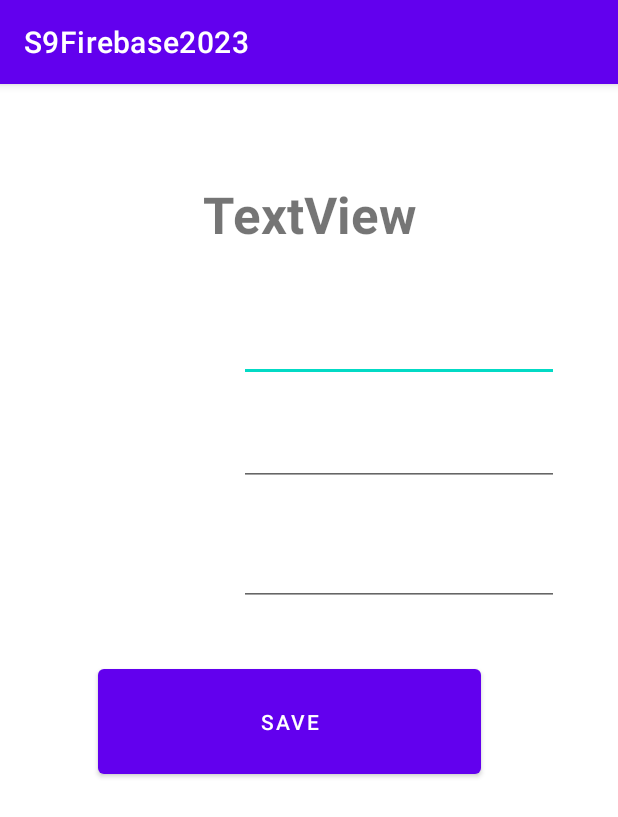
After one commit to luischang/S9Firebase202301, an Android app: the fragment CustomerFragment shown on its own in the app's theme, on a phone screen of 412 x 824 dp. The commit adds this screen. Shown: the top 817 px of the screen. Run offline under Robolectric (Android 15) with nearby library versions, the phone set to English and light mode, and no system bars; our stand-ins replace Room's generated code.

Commit message:
Added Room DB with ViewModel Pending fix Viewmodel

```diff
--- a/app/build.gradle
+++ b/app/build.gradle
@@ -48,9 +48,17 @@ dependencies {
     implementation 'androidx.lifecycle:lifecycle-viewmodel-ktx:2.4.1'
     implementation 'androidx.navigation:navigation-fragment-ktx:2.5.3'
     implementation 'androidx.navigation:navigation-ui-ktx:2.5.3'
+    implementation 'androidx.legacy:legacy-support-v4:1.0.0'
     testImplementation 'junit:junit:4.13.2'
     androidTestImplementation 'androidx.test.ext:junit:1.1.5'
     androidTestImplementation 'androidx.test.espresso:espresso-core:3.5.1'
 
     implementation platform('com.google.firebase:firebase-bom:32.0.0')
+
+    //Room
+    implementation 'androidx.room:room-runtime:2.5.2'
+    annotationProcessor 'androidx.room:room-compiler:2.5.2'
+    //kapt 'androidx.room:room-compiler:2.4.3'
+    implementation 'androidx.room:room-ktx:2.5.2'
+
 }
--- a/app/src/main/java/com/example/s9firebase2023/PrincipalActivity.kt
+++ b/app/src/main/java/com/example/s9firebase2023/PrincipalActivity.kt
@@ -37,7 +37,7 @@ class PrincipalActivity : AppCompatActivity() {
         // menu should be considered as top level destinations.
         appBarConfiguration = AppBarConfiguration(
             setOf(
-                R.id.nav_listado, R.id.nav_registro, R.id.nav_mascota
+                R.id.nav_listado, R.id.nav_registro, R.id.nav_mascota, R.id.nav_customer
             ), drawerLayout
         )
         setupActionBarWithNavController(navController, appBarConfiguration)
--- /dev/null
+++ b/app/src/main/java/com/example/s9firebase2023/database/CustomerDao.kt
@@ -0,0 +1,16 @@
+package com.example.s9firebase2023.database
+
+import androidx.lifecycle.LiveData
+import androidx.room.*
+
+@Dao
+interface CustomerDao {
+    @Insert
+    fun insert(customerEntity: CustomerEntity)
+    @Update
+    fun update(customerEntity: CustomerEntity)
+    @Delete
+    fun delete(customerEntity: CustomerEntity)
+    @Query("SELECT * FROM customer ORDER BY last_name")
+    fun getCustomerOrderByLastName(): LiveData<List<CustomerEntity>>
+}
--- /dev/null
+++ b/app/src/main/java/com/example/s9firebase2023/database/CustomerDatabase.kt
@@ -0,0 +1,32 @@
+package com.example.s9firebase2023.database
+
+import android.content.Context
+import androidx.room.Database
+import androidx.room.Room
+import androidx.room.RoomDatabase
+
+@Database(entities = [CustomerEntity::class], version = 1)
+abstract class CustomerDatabase: RoomDatabase() {
+    abstract fun customerDao(): CustomerDao
+
+    companion object{
+        private const val DATABASE_NAME="sales2023"
+        @Volatile
+        private var INSTANCE: CustomerDatabase?=null
+
+        fun getInstance(context: Context): CustomerDatabase?{
+            INSTANCE?: synchronized(this){
+                INSTANCE = Room.databaseBuilder(
+                    context.applicationContext,
+                    CustomerDatabase::class.java,
+                    DATABASE_NAME
+                ).build()
+            }
+            return INSTANCE
+        }
+
+    }
+
+
+
+}
--- /dev/null
+++ b/app/src/main/java/com/example/s9firebase2023/database/CustomerEntity.kt
@@ -0,0 +1,15 @@
+package com.example.s9firebase2023.database
+
+import androidx.room.ColumnInfo
+import androidx.room.Entity
+import androidx.room.PrimaryKey
+
+@Entity(tableName = "customer")
+data class CustomerEntity(
+    @ColumnInfo(name = "first_name") var firstName: String?,
+    @ColumnInfo(name = "last_name") var lastName: String?,
+    @ColumnInfo(name = "phone_number")var phoneNumber: String?
+){
+    @PrimaryKey(autoGenerate = true)
+    @ColumnInfo(name = "customer_id") var customerId: Int = 0
+}
--- /dev/null
+++ b/app/src/main/java/com/example/s9firebase2023/database/CustomerRepository.kt
@@ -0,0 +1,31 @@
+package com.example.s9firebase2023.database
+
+import android.app.Application
+import android.os.AsyncTask
+import androidx.lifecycle.LiveData
+import androidx.lifecycle.MutableLiveData
+
+class CustomerRepository(application: Application) {
+    private val customerDao: CustomerDao?
+        = CustomerDatabase.getInstance(application)?.customerDao()
+
+    fun insert(customerEntity: CustomerEntity){
+        if(customerDao!=null)
+            InsertAsyncTask(customerDao).execute(customerEntity)
+    }
+    fun getCustomers(): LiveData<List<CustomerEntity>>{
+        return customerDao?.getCustomerOrderByLastName()?:MutableLiveData()
+    }
+
+    private class InsertAsyncTask
+        (private val customerDao: CustomerDao):AsyncTask<CustomerEntity,Void,Void>(){
+        override fun doInBackground(vararg customers: CustomerEntity?): Void? {
+            for(customer in customers){
+                if(customer!=null) customerDao.insert(customer)
+            }
+            return null
+        }
+    }
+
+
+}
--- /dev/null
+++ b/app/src/main/java/com/example/s9firebase2023/ui/fragments/CustomerFragment.kt
@@ -0,0 +1,66 @@
+package com.example.s9firebase2023.ui.fragments
+
+import androidx.lifecycle.ViewModelProvider
+import android.os.Bundle
+import android.util.Log
+import androidx.fragment.app.Fragment
+import android.view.LayoutInflater
+import android.view.View
+import android.view.ViewGroup
+import android.widget.Button
+import android.widget.EditText
+import androidx.lifecycle.Observer
+import com.example.s9firebase2023.R
+import com.example.s9firebase2023.database.CustomerEntity
+
+class CustomerFragment : Fragment() {
+
+    companion object {
+        fun newInstance() = CustomerFragment()
+    }
+
+    private lateinit var viewModel: CustomerViewModel
+
+    override fun onCreateView(
+        inflater: LayoutInflater, container: ViewGroup?,
+        savedInstanceState: Bundle?
+    ): View? {
+        val view: View = inflater.inflate(R.layout.fragment_customer, container, false)
+
+        val txtFirstname: EditText = view.findViewById(R.id.txtFirstName)
+        val txtLastName: EditText = view.findViewById(R.id.txtLastName)
+        val txtPhoneNumber: EditText = view.findViewById(R.id.txtPhoneNumber)
+        val btnSaveCustomer: Button = view.findViewById(R.id.btnSaveCustomer)
+
+        //viewModel = ViewModelProvider(this)[CustomerViewModel::class.java]
+        viewModel = ViewModelProvider(this
+            ,ViewModelProvider
+                .AndroidViewModelFactory
+                .getInstance(requireActivity().application))
+            .get(CustomerViewModel::class.java)
+
+        btnSaveCustomer.setOnClickListener {
+            val customerEntity =
+                CustomerEntity(txtFirstname.text.toString()
+                            ,txtLastName.text.toString()
+                            , txtPhoneNumber.text.toString())
+            viewModel.saveCustomer(customerEntity)
+            addObserver()
+        }
+        return view
+    }
+
+    private fun addObserver(){
+       val observer = Observer<List<CustomerEntity>>{customers->
+           if(customers!=null){
+               var text= ""
+               for(customer in customers){
+                   text += "${customer.firstName} ${customer.lastName} ${customer.phoneNumber}"
+                   Log.d("List customer is " , "Customer--> $text")
+               }
+           }
+       }
+        viewModel.customers.observe(viewLifecycleOwner, observer)
+    }
+
+}
--- /dev/null
+++ b/app/src/main/java/com/example/s9firebase2023/ui/fragments/CustomerViewModel.kt
@@ -0,0 +1,17 @@
+package com.example.s9firebase2023.ui.fragments
+
+import android.app.Application
+import androidx.lifecycle.AndroidViewModel
+import androidx.lifecycle.ViewModel
+import com.example.s9firebase2023.database.CustomerEntity
+import com.example.s9firebase2023.database.CustomerRepository
+
+class CustomerViewModel (application: Application): AndroidViewModel(application) {
+    private var repository =  CustomerRepository(application)
+    val customers = repository.getCustomers()
+
+    fun saveCustomer(customerEntity: CustomerEntity){
+        repository.insert(customerEntity)
+    }
+
+}
--- /dev/null
+++ b/app/src/main/res/layout/fragment_customer.xml
@@ -0,0 +1,72 @@
+<?xml version="1.0" encoding="utf-8"?>
+<androidx.constraintlayout.widget.ConstraintLayout xmlns:android="http://schemas.android.com/apk/res/android"
+    xmlns:app="http://schemas.android.com/apk/res-auto"
+    xmlns:tools="http://schemas.android.com/tools"
+    android:id="@+id/frameLayout3"
+    android:layout_width="match_parent"
+    android:layout_height="match_parent"
+    tools:context=".ui.fragments.CustomerFragment">
+
+    <EditText
+        android:id="@+id/txtFirstName"
+        android:layout_width="wrap_content"
+        android:layout_height="wrap_content"
+        android:layout_marginStart="24dp"
+        android:layout_marginBottom="21dp"
+        android:ems="10"
+        android:inputType="textPersonName"
+        android:minHeight="48dp"
+        app:layout_constraintBottom_toTopOf="@+id/txtLastName"
+        app:layout_constraintStart_toStartOf="@+id/textView5"
+        app:layout_constraintTop_toBottomOf="@+id/textView5" />
+
+    <EditText
+        android:id="@+id/txtLastName"
+        android:layout_width="wrap_content"
+        android:layout_height="wrap_content"
+        android:layout_marginBottom="32dp"
+        android:ems="10"
+        android:inputType="textPersonName"
+        android:minHeight="48dp"
+        app:layout_constraintBottom_toTopOf="@+id/txtPhoneNumber"
+        app:layout_constraintStart_toStartOf="@+id/txtFirstName"
+        app:layout_constraintTop_toBottomOf="@+id/txtFirstName" />
+
+    <EditText
+        android:id="@+id/txtPhoneNumber"
+        android:layout_width="wrap_content"
+        android:layout_height="wrap_content"
+        android:layout_marginBottom="36dp"
+        android:ems="10"
+        android:inputType="textPersonName"
+        android:minHeight="48dp"
+        app:layout_constraintBottom_toTopOf="@+id/btnSaveCustomer"
+        app:layout_constraintStart_toStartOf="@+id/txtLastName"
+        app:layout_constraintTop_toBottomOf="@+id/txtLastName" />
+
+    <Button
+        android:id="@+id/btnSaveCustomer"
+        android:layout_width="255dp"
+        android:layout_height="0dp"
+        android:layout_marginStart="65dp"
+        android:layout_marginBottom="302dp"
+        android:text="@string/valbtnsavecustomer"
+        app:layout_constraintBottom_toBottomOf="parent"
+        app:layout_constraintStart_toStartOf="parent"
+        app:layout_constraintTop_toBottomOf="@+id/txtPhoneNumber" />
+
+    <TextView
+        android:id="@+id/textView5"
+        android:layout_width="wrap_content"
+        android:layout_height="wrap_content"
+        android:layout_marginTop="64dp"
+        android:layout_marginBottom="41dp"
+        android:text="TextView"
+        android:textSize="34sp"
+        android:textStyle="bold"
+        app:layout_constraintBottom_toTopOf="@+id/txtFirstName"
+        app:layout_constraintEnd_toEndOf="parent"
+        app:layout_constraintStart_toStartOf="parent"
+        app:layout_constraintTop_toTopOf="parent"
+        tools:text="@string/valtitlecustomerregister" />
+</androidx.constraintlayout.widget.ConstraintLayout>
--- a/app/src/main/res/menu/activity_main_drawer.xml
+++ b/app/src/main/res/menu/activity_main_drawer.xml
@@ -16,5 +16,9 @@
             android:id="@+id/nav_mascota"
             android:icon="@drawable/ic_menu_slideshow"
             android:title="@string/menu_mascota" />
+        <item
+            android:id="@+id/nav_customer"
+            android:icon="@drawable/ic_menu_slideshow"
+            android:title="@string/menu_customer" />
     </group>
 </menu>
--- a/app/src/main/res/navigation/mobile_navigation.xml
+++ b/app/src/main/res/navigation/mobile_navigation.xml
@@ -19,4 +19,9 @@
         android:name="com.example.s9firebase2023.ui.fragments.RegistroFragment"
         android:label="fragment_registro"
         tools:layout="@layout/fragment_registro" />
+    <fragment
+        android:id="@+id/nav_customer"
+        android:name="com.example.s9firebase2023.ui.fragments.CustomerFragment"
+        android:label="fragment_customer"
+        tools:layout="@layout/fragment_customer" />
 </navigation>
--- a/app/src/main/res/values/strings.xml
+++ b/app/src/main/res/values/strings.xml
@@ -15,6 +15,7 @@
     <string name="menu_listado">Listado</string>
     <string name="menu_registro">Registro</string>
     <string name="menu_mascota">Mascota</string>
+    <string name="menu_customer">Cliente</string>
     <!-- TODO: Remove or change this placeholder text -->
     <string name="hello_blank_fragment">Hello blank fragment</string>
 
@@ -29,4 +30,6 @@
     <string name="valtxtcountryregister">Country</string>
     <string name="valtxtemailregister">Email</string>
     <string name="valtxtpasswordregister">Password</string>
+    <string name="valtitlecustomerregister">Customer Register</string>
+    <string name="valbtnsavecustomer">SAVE</string>
 </resources>
```
